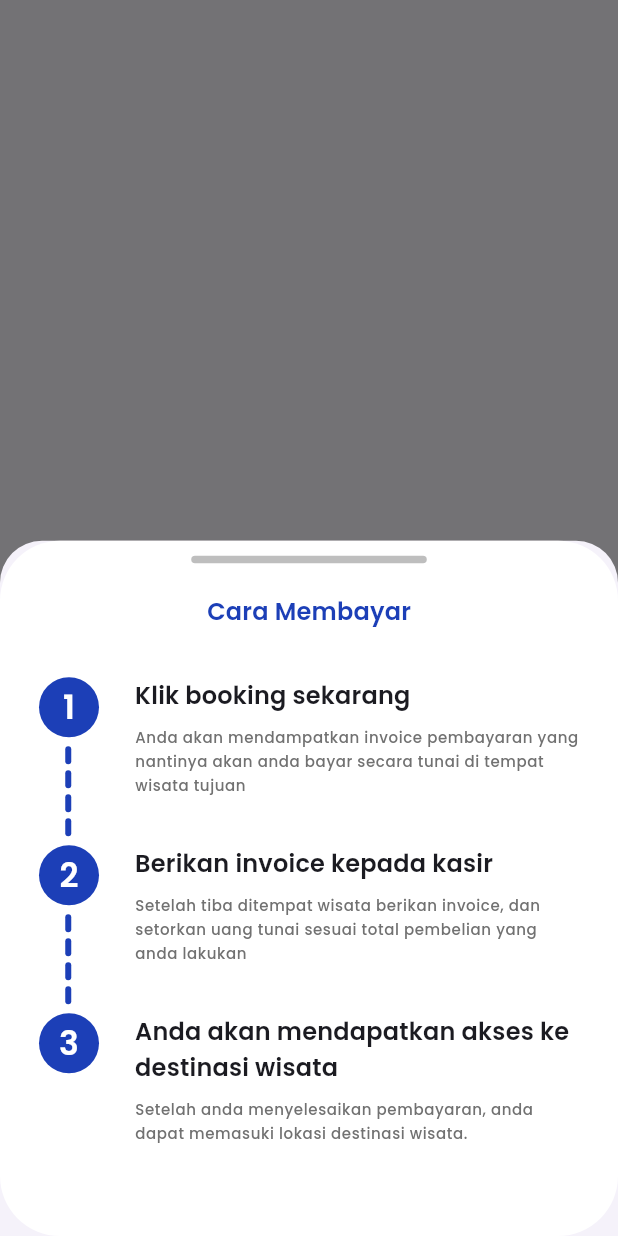
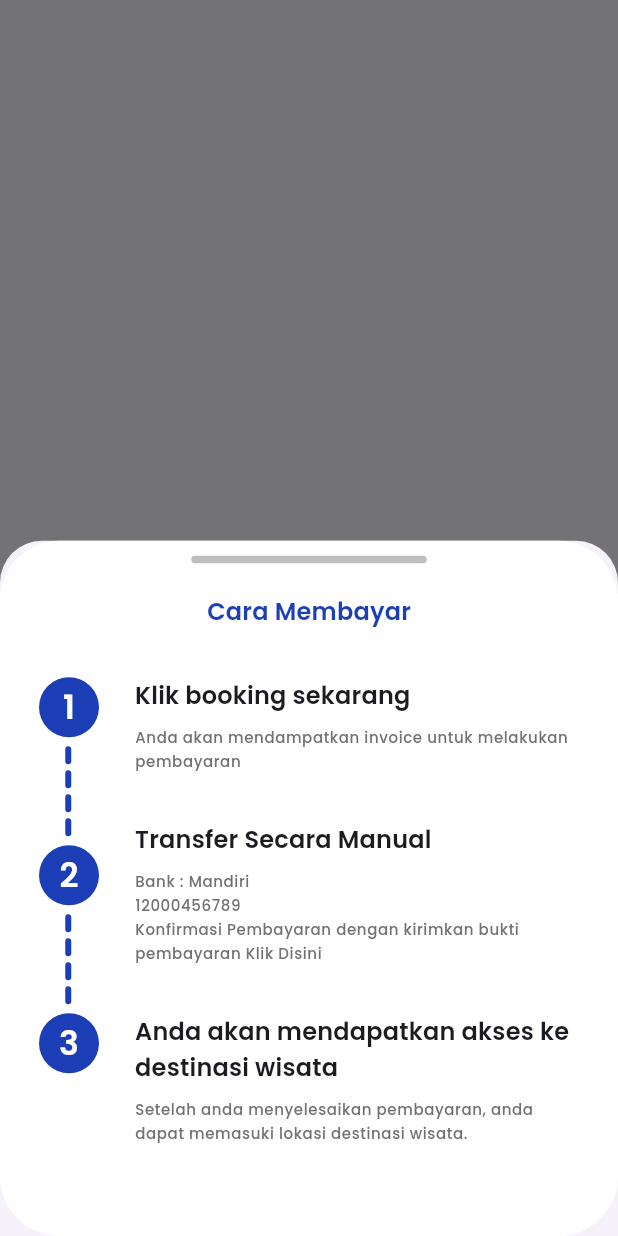
Before and after one commit to Capstone-Tim-02/sustain-tour-mobile, a Flutter app: what buildBottomSheetSteps() shows on an empty page, opened directly, on a phone screen of 412 x 824 dp. Run offline on Flutter 3.47's test engine with Material 3 defaults, Android fonts, the phone set to English and light mode, and no system bars; our stand-ins replace cached_network_image, carousel_slider, dio, dots_indicator, email_validator, flutter_dotenv and 11 more; missing offline and left inert: flutter_config; accounts and stored records are empty; project files that could hold a hidden picture were left out.

Commit message:
merapihkan dikit

```diff
--- a/lib/screen/login_screen/component/button_masuk_google.dart
+++ b/lib/screen/login_screen/component/button_masuk_google.dart
@@ -5,7 +5,7 @@ import 'package:google_sign_in/google_sign_in.dart';
 
 const List<String> scopes = <String>[
   'email',
-  'https://www.googleapis.com/auth/contacts.readonly',
+  'https://destimate.uc.r.appspot.com/auth/google/initiate',
 ];
 
 GoogleSignIn _googleSignIn = GoogleSignIn(
@@ -53,7 +53,8 @@ class _ButtonMasukGoogleState extends State<ButtonMasukGoogle> {
           text: 'Daftar Pakai Google',
           onPressed: () {
             _handleSignIn();
-            print(_curentuser!.displayName ?? '-');
+            print('object');
+            print(_curentuser?.displayName ?? '-');
           },
         ),
       ],
--- a/lib/screen/tiket_screen/component/invoice_screen_component/component/step_payment_bottom_sheet_component/step_payment_bottom_sheet_component.dart
+++ b/lib/screen/tiket_screen/component/invoice_screen_component/component/step_payment_bottom_sheet_component/step_payment_bottom_sheet_component.dart
@@ -126,7 +126,7 @@ class StepPaymentBottomSheetComponent {
                               height: 8,
                             ),
                             Text(
-                              'Anda akan mendampatkan invoice pembayaran yang nantinya akan anda bayar secara tunai di tempat wisata tujuan',
+                              'Anda akan mendampatkan invoice untuk melakukan pembayaran',
                               style: TextStyleWidget.labelL4(
                                   fontWeight: FontWeightStyle.medium,
                                   color: ColorThemeStyle.grey100),
@@ -135,7 +135,7 @@ class StepPaymentBottomSheetComponent {
                               height: 32,
                             ),
                             Text(
-                              'Berikan invoice kepada kasir',
+                              'Transfer Secara Manual',
                               style: TextStyleWidget.titleT2(
                                 fontWeight: FontWeightStyle.semiBold,
                               ),
@@ -144,7 +144,7 @@ class StepPaymentBottomSheetComponent {
                               height: 8,
                             ),
                             Text(
-                              'Setelah tiba ditempat wisata berikan invoice, dan setorkan uang tunai sesuai total pembelian yang anda lakukan',
+                              'Bank : Mandiri\n12000456789\nKonfirmasi Pembayaran dengan kirimkan bukti pembayaran Klik Disini',
                               style: TextStyleWidget.labelL4(
                                   fontWeight: FontWeightStyle.medium,
                                   color: ColorThemeStyle.grey100),
```
